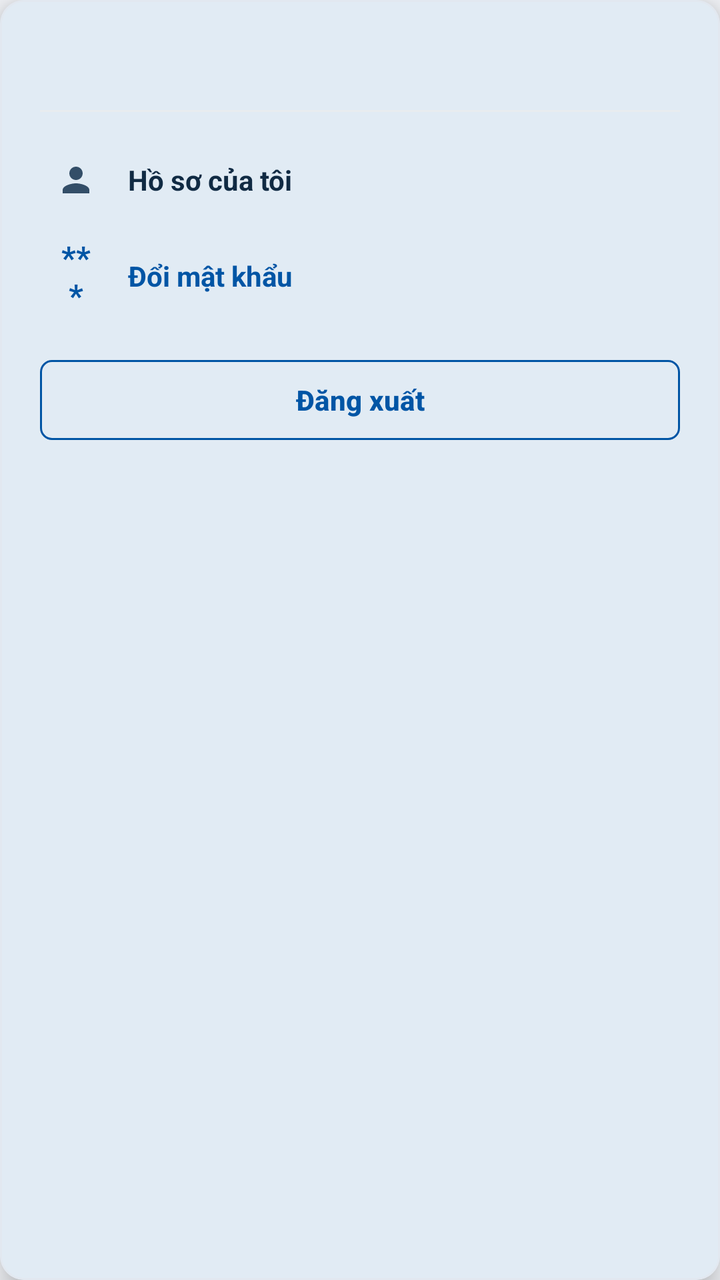
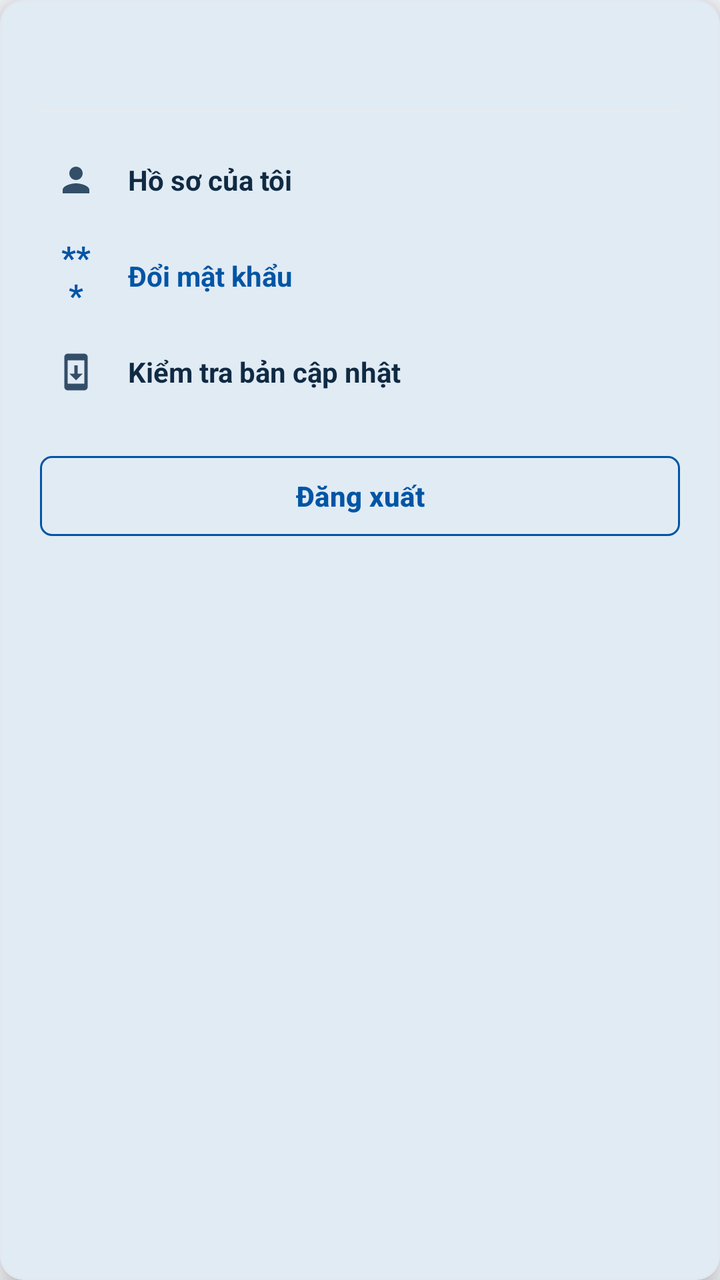

Two renders of the same Android screen: before a commit and after it. Below are the layout's source before the change and the commit's diff.
<!-- AndroidManifest.xml: application theme Theme.MKUPortal -->
<!-- res/layout/dialog_account_popup.xml -->
<?xml version="1.0" encoding="utf-8"?>
<com.google.android.material.card.MaterialCardView
    xmlns:android="http://schemas.android.com/apk/res/android"
    xmlns:app="http://schemas.android.com/apk/res-auto"
    android:layout_width="match_parent"
    android:layout_height="wrap_content"
    app:cardBackgroundColor="@color/mku_card_bg"
    app:cardCornerRadius="12dp"
    app:cardElevation="8dp"
    app:strokeColor="@color/mku_card_stroke"
    app:strokeWidth="1dp">

    <LinearLayout
        android:layout_width="match_parent"
        android:layout_height="wrap_content"
        android:orientation="vertical"
        android:padding="20dp">

        
        <TextView
            android:id="@+id/tvAccountStudentHeader"
            android:layout_width="match_parent"
            android:layout_height="wrap_content"
            android:gravity="center"
            android:textColor="@color/mku_text_sub"
            android:textSize="14sp"
            android:textStyle="bold" />

        <View
            android:layout_width="match_parent"
            android:layout_height="1dp"
            android:layout_marginTop="16dp"
            android:layout_marginBottom="12dp"
            android:background="@color/mku_divider" />

        
        <LinearLayout
            android:id="@+id/btnAccountMyProfile"
            android:layout_width="match_parent"
            android:layout_height="44dp"
            android:background="?attr/selectableItemBackground"
            android:clickable="true"
            android:focusable="true"
            android:gravity="center_vertical"
            android:orientation="horizontal"
            android:paddingStart="8dp"
            android:paddingEnd="8dp">

            <ImageView
                android:layout_width="20dp"
                android:layout_height="20dp"
                android:contentDescription="@string/desc_settings"
                android:src="@drawable/ic_menu_person"
                app:tint="@color/mku_text_body" />

            <TextView
                android:id="@+id/tvMyProfileLabel"
                android:layout_width="wrap_content"
                android:layout_height="wrap_content"
                android:layout_marginStart="16dp"
                android:text="@string/label_my_profile"
                android:textColor="@color/mku_text_header"
                android:textSize="14sp"
                android:textStyle="bold" />

        </LinearLayout>

        
        <LinearLayout
            android:id="@+id/btnAccountChangePassword"
            android:layout_width="match_parent"
            android:layout_height="44dp"
            android:layout_marginTop="4dp"
            android:background="?attr/selectableItemBackground"
            android:clickable="true"
            android:focusable="true"
            android:gravity="center_vertical"
            android:orientation="horizontal"
            android:paddingStart="8dp"
            android:paddingEnd="8dp">

            <TextView
                android:layout_width="20dp"
                android:layout_height="wrap_content"
                android:gravity="center"
                android:text="***"
                android:textColor="@color/mku_primary_blue"
                android:textSize="16sp"
                android:textStyle="bold" />

            <TextView
                android:id="@+id/tvChangePasswordLabel"
                android:layout_width="wrap_content"
                android:layout_height="wrap_content"
                android:layout_marginStart="16dp"
                android:text="@string/label_change_password"
                android:textColor="@color/mku_primary_blue"
                android:textSize="14sp"
                android:textStyle="bold" />

        </LinearLayout>

        
        <com.google.android.material.button.MaterialButton
            android:id="@+id/btnAccountLogout"
            style="@style/Widget.Material3.Button.OutlinedButton"
            android:layout_width="match_parent"
            android:layout_height="48dp"
            android:layout_marginTop="16dp"
            android:text="@string/btn_logout"
            android:textColor="@color/mku_primary_blue"
            android:textSize="14sp"
            android:textStyle="bold"
            app:cornerRadius="6dp"
            app:strokeColor="@color/mku_primary_blue"
            app:strokeWidth="1dp" />

    </LinearLayout>

</com.google.android.material.card.MaterialCardView>
<!-- resources referenced by this layout -->
<resources>
  <color name="mku_card_bg">#FFFFFFFF</color>
  <color name="mku_card_stroke">#E2E8F0</color>
  <color name="mku_divider">#E8ECEF</color>
  <color name="mku_primary_blue">#0055A5</color>
  <color name="mku_text_body">#334E68</color>
  <color name="mku_text_header">#102A43</color>
  <color name="mku_text_sub">#627D98</color>
  <!-- drawable ic_menu_person (drawable) -->
  <?xml version="1.0" encoding="utf-8"?>
  <vector xmlns:android="http://schemas.android.com/apk/res/android"
      android:width="20dp"
      android:height="20dp"
      android:viewportWidth="24"
      android:viewportHeight="24">
      <path
          android:fillColor="#627D98"
          android:pathData="M12,12c2.21,0 4,-1.79 4,-4s-1.79,-4 -4,-4 -4,1.79 -4,4 1.79,4 4,4zM12,14c-2.67,0 -8,1.34 -8,4v2h16v-2c0,-2.66 -5.33,-4 -8,-4z"/>
  </vector>
  <string name="btn_logout">Đăng xuất</string>
  <string name="desc_settings">Cài đặt</string>
  <string name="label_change_password">Đổi mật khẩu</string>
  <string name="label_my_profile">Hồ sơ của tôi</string>
  <style name="Theme.MKUPortal" parent="Base.Theme.MKUPortal" />
  <style name="Base.Theme.MKUPortal" parent="Theme.Material3.DayNight.NoActionBar">
          <item name="colorPrimary">@color/mku_primary_blue</item>
          <item name="colorOnPrimary">@color/white</item>
          <item name="colorPrimaryContainer">@color/mku_primary_dark</item>
          <item name="colorSurface">@color/mku_card_bg</item>
          <item name="colorOnSurface">@color/mku_text_header</item>
          <item name="android:windowBackground">@color/mku_bg_light</item>
          <item name="android:statusBarColor">@color/mku_primary_blue</item>
          <item name="android:windowLightStatusBar">true</item>
      </style>
  <color name="white">#FFFFFFFF</color>
  <color name="mku_primary_dark">#003E7E</color>
  <color name="mku_bg_light">#F3F5F9</color>
</resources>

<!-- the commit's change to res/layout/dialog_account_popup.xml (unified diff, before → after) -->
@@ -101,6 +101,39 @@
         </LinearLayout>
 
         
+        <LinearLayout
+            android:id="@+id/btnAccountCheckUpdate"
+            android:layout_width="match_parent"
+            android:layout_height="44dp"
+            android:layout_marginTop="4dp"
+            android:background="?attr/selectableItemBackground"
+            android:clickable="true"
+            android:focusable="true"
+            android:gravity="center_vertical"
+            android:orientation="horizontal"
+            android:paddingStart="8dp"
+            android:paddingEnd="8dp">
+
+            <ImageView
+                android:layout_width="20dp"
+                android:layout_height="20dp"
+                android:contentDescription="@null"
+                android:src="@drawable/ic_system_update"
+                app:tint="@color/mku_text_body" />
+
+            <TextView
+                android:id="@+id/tvCheckUpdateLabel"
+                android:layout_width="wrap_content"
+                android:layout_height="wrap_content"
+                android:layout_marginStart="16dp"
+                android:text="@string/label_check_update"
+                android:textColor="@color/mku_text_header"
+                android:textSize="14sp"
+                android:textStyle="bold" />
+
+        </LinearLayout>
+
+        
         <com.google.android.material.button.MaterialButton
             android:id="@+id/btnAccountLogout"
             style="@style/Widget.Material3.Button.OutlinedButton"
<!-- resource entries referenced after the edit -->
@@ -18,9 +18,20 @@
           android:fillColor="#627D98"
           android:pathData="M12,12c2.21,0 4,-1.79 4,-4s-1.79,-4 -4,-4 -4,1.79 -4,4 1.79,4 4,4zM12,14c-2.67,0 -8,1.34 -8,4v2h16v-2c0,-2.66 -5.33,-4 -8,-4z"/>
   </vector>
+  <!-- drawable ic_system_update (drawable) -->
+  <vector xmlns:android="http://schemas.android.com/apk/res/android"
+      android:width="28dp"
+      android:height="28dp"
+      android:viewportWidth="24"
+      android:viewportHeight="24">
+      <path
+          android:fillColor="@color/mku_primary_blue"
+          android:pathData="M17,1.01L7,1c-1.1,0 -2,0.9 -2,2v18c0,1.1 0.9,2 2,2h10c1.1,0 2,-0.9 2,-2V3c0,-1.1 -0.9,-1.99 -2,-1.99zM17,19H7V5h10v14zm-1,-6h-3V8h-2v5H8l4,4 4,-4z"/>
+  </vector>
   <string name="btn_logout">Đăng xuất</string>
   <string name="desc_settings">Cài đặt</string>
   <string name="label_change_password">Đổi mật khẩu</string>
+  <string name="label_check_update">Kiểm tra bản cập nhật</string>
   <string name="label_my_profile">Hồ sơ của tôi</string>
   <style name="Theme.MKUPortal" parent="Base.Theme.MKUPortal" />
   <style name="Base.Theme.MKUPortal" parent="Theme.Material3.DayNight.NoActionBar">
